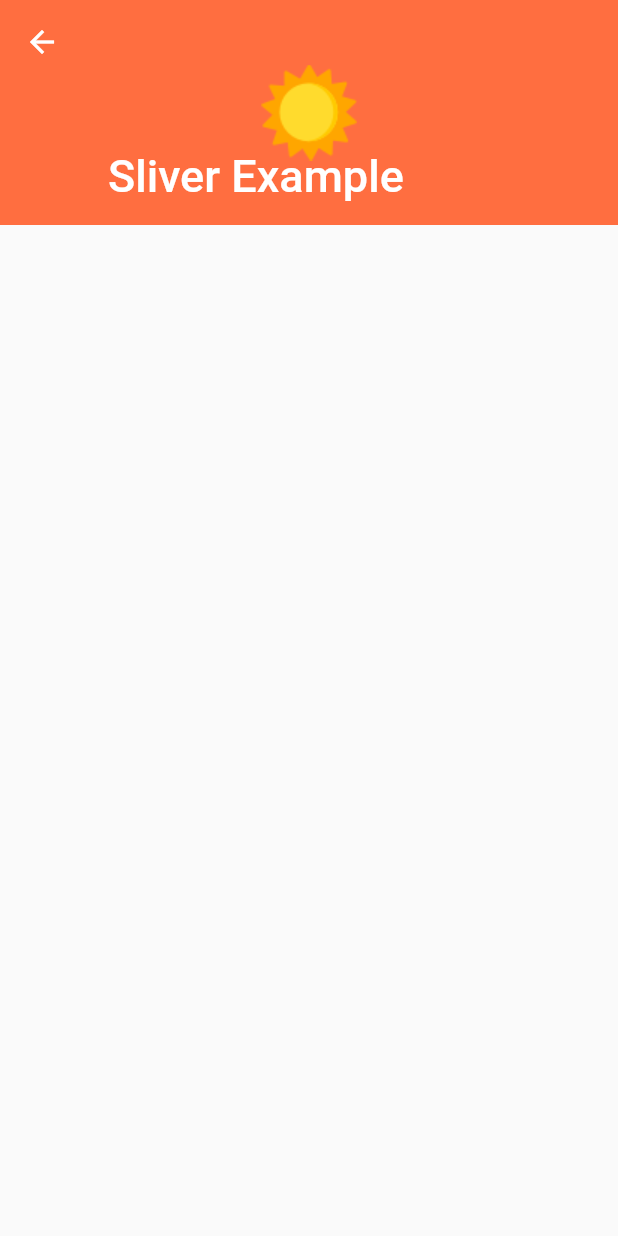
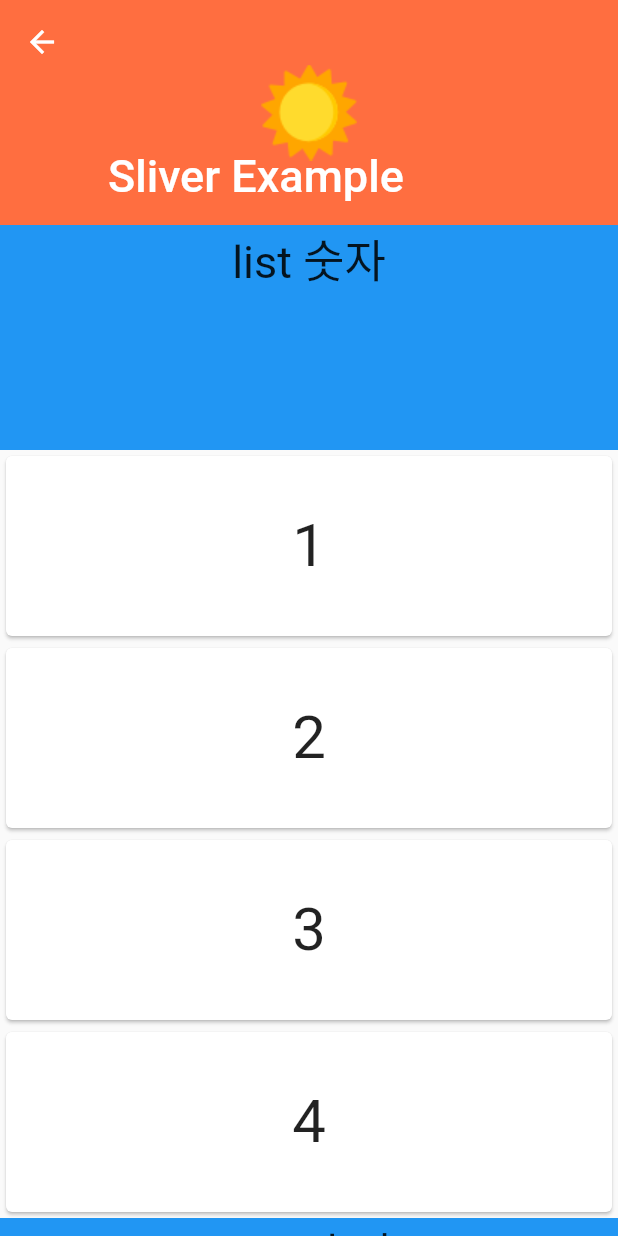
Before and after one commit to wontae-flutter/doit-bar-graph-app, a Flutter app: the SliverScreen screen opened by its route, on a phone screen of 412 x 824 dp. Run offline on Flutter 3.47's test engine with Material 2 defaults, Android fonts, the phone set to English and light mode, and no system bars.

Commit message:
Feat: Sliver

```diff
--- a/lib/screens/screen_sliver.dart
+++ b/lib/screens/screen_sliver.dart
@@ -1,4 +1,5 @@
 import 'package:flutter/material.dart';
+import 'package:bar_graph_app/animations/sliver_header.dart';
 
 class SliverScreen extends StatefulWidget {
   const SliverScreen({super.key});
@@ -13,16 +14,92 @@ class _SliverScreenState extends State<SliverScreen> {
     return Scaffold(
       body: CustomScrollView(
         slivers: [
+          //* 스크롤에 따라 높이가 달라지거나 다른 위젯 위에 표시되도록 할 수 있습니다.
           SliverAppBar(
-            expandedHeight: 150.0,
+            pinned: true, //* 앱바가 사라지지 않고 최소의 크기로 pinned
+            expandedHeight: 150.0, //* 최대높이
             flexibleSpace: FlexibleSpaceBar(
+              //* 유연하게 조절되는 공간
               title: Text("Sliver Example"),
               background: Image.asset("assets/images/sunny.png"),
             ),
             backgroundColor: Colors.deepOrangeAccent,
-          )
+          ),
+          SliverPersistentHeader(
+            delegate: HeaderDelegate(
+                minHeight: 50,
+                maxHeight: 150,
+                child: Container(
+                  color: Colors.blue,
+                  child: Center(
+                      child: Column(
+                    children: [
+                      Text(
+                        "list 숫자",
+                        style: TextStyle(fontSize: 30),
+                      ),
+                    ],
+                  )),
+                )),
+            pinned: true,
+          ),
+          SliverList(
+            delegate: SliverChildListDelegate([
+              customCard(text: "1"),
+              customCard(text: "2"),
+              customCard(text: "3"),
+              customCard(text: "4"),
+            ]),
+          ),
+          SliverPersistentHeader(
+            delegate: HeaderDelegate(
+                minHeight: 50,
+                maxHeight: 150,
+                child: Container(
+                  color: Colors.blue,
+                  child: Center(
+                      child: Column(
+                    children: [
+                      Text(
+                        "grid 숫자",
+                        style: TextStyle(fontSize: 30),
+                      ),
+                    ],
+                  )),
+                )),
+            pinned: true,
+          ),
+          SliverGrid(
+            delegate: SliverChildListDelegate([
+              customCard(text: "5"),
+              customCard(text: "6"),
+              customCard(text: "7"),
+              customCard(text: "8"),
+            ]),
+            gridDelegate:
+                SliverGridDelegateWithFixedCrossAxisCount(crossAxisCount: 2),
+          ),
         ],
       ),
     );
   }
 }
+
+class customCard extends StatelessWidget {
+  final String text;
+  const customCard({
+    super.key,
+    required this.text,
+  });
+
+  @override
+  Widget build(BuildContext context) {
+    return Card(
+      child: Container(
+        width: 120,
+        height: 120,
+        child: Center(child: Text(text, style: TextStyle(fontSize: 40))),
+      ),
+    );
+  }
+}
--- a/lib/screens/screen_splash.dart
+++ b/lib/screens/screen_splash.dart
@@ -1,6 +1,5 @@
 import 'package:flutter/material.dart';
 import 'package:bar_graph_app/screens/screen_bar_graph.dart';
-import "package:bar_graph_app/animations/saturnLoading.dart";
 import "dart:async";
 import "dart:math";
 
```
Also changed, not shown: lib/animations/saturnLoading.dart (deleted, +0 -53 lines), lib/animations/sliver_header.dart (added, +37 -0 lines).
